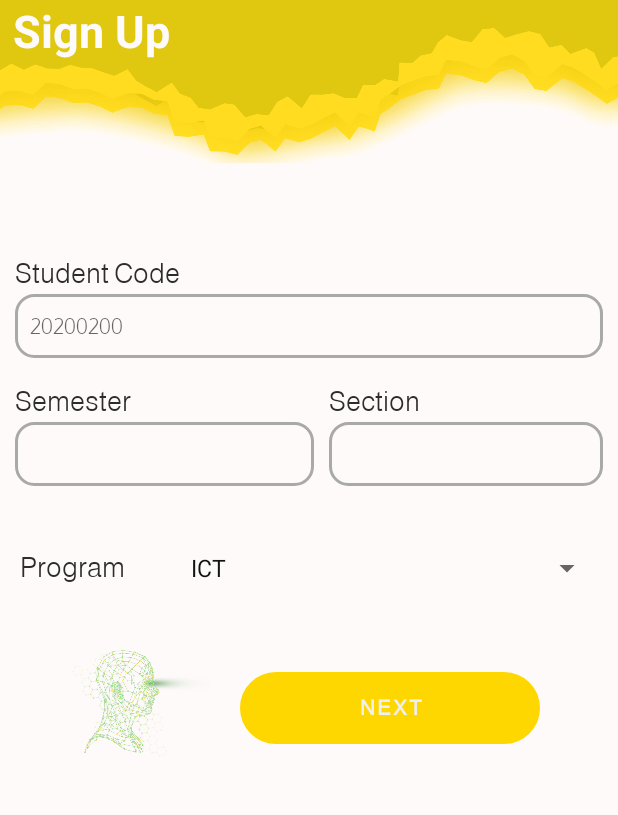
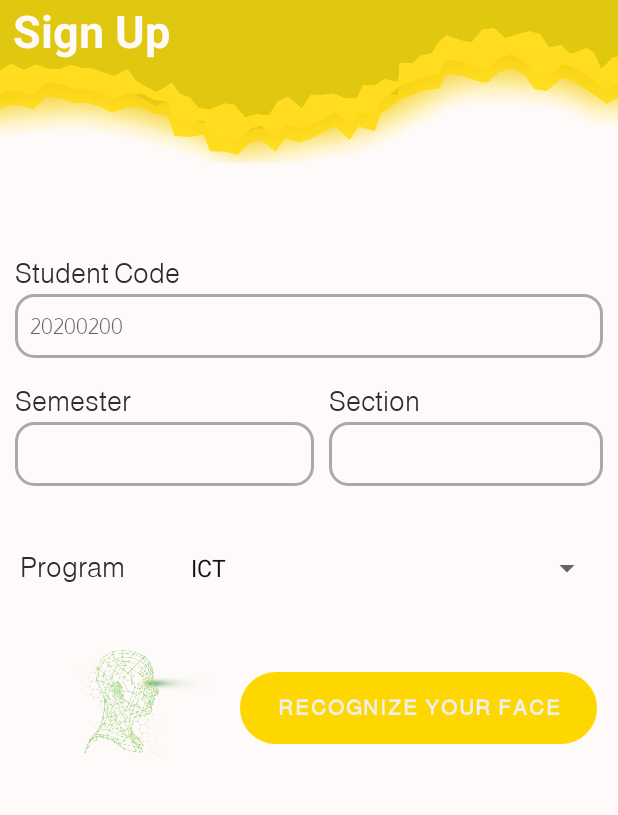
Before and after one commit to mindsoft-project/Mindsoft, an Android app: the CompleteStudentSignupFragment screen opened through its navigation route, on a phone screen of 412 x 824 dp, the part 199-1014 px from its top. Run offline under Robolectric (Android 15) with nearby library versions, the light colour scheme and no system bars; our stand-ins replace Firebase (no records; nobody signed in at launch, a user with empty details on screens opened directly).

Commit message:
Adding new section Ui/Ux

```diff
--- a/app/src/main/res/layout/fragment_complete_student_signup.xml
+++ b/app/src/main/res/layout/fragment_complete_student_signup.xml
@@ -138,18 +138,19 @@
         android:layout_marginTop="0dp"
         android:layout_centerHorizontal="true"
         android:layout_marginStart="30dp"></ImageView>
+
     <Button
         android:id="@+id/next"
-            android:layout_width="200dp"
+        android:layout_width="238dp"
         android:layout_height="wrap_content"
+        android:layout_marginStart="20dp"
+        android:layout_marginTop="30dp"
         android:background="@drawable/rec_btn"
-            android:textStyle="bold"
         android:fontFamily="@font/font_almarai_regular"
         android:stateListAnimator="@null"
-            android:text="Next"
+        android:text="Recognize Your Face"
         android:textColor="@color/on_dark"
-            android:layout_marginTop="30dp"
-            android:layout_marginStart="20dp"/>
+        android:textStyle="bold" />
 
 
 
```
Lines whose indentation alone changed are shown as unchanged.
